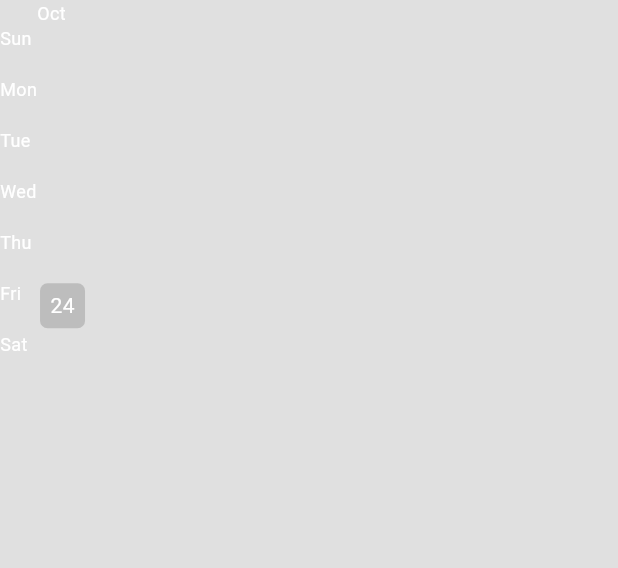
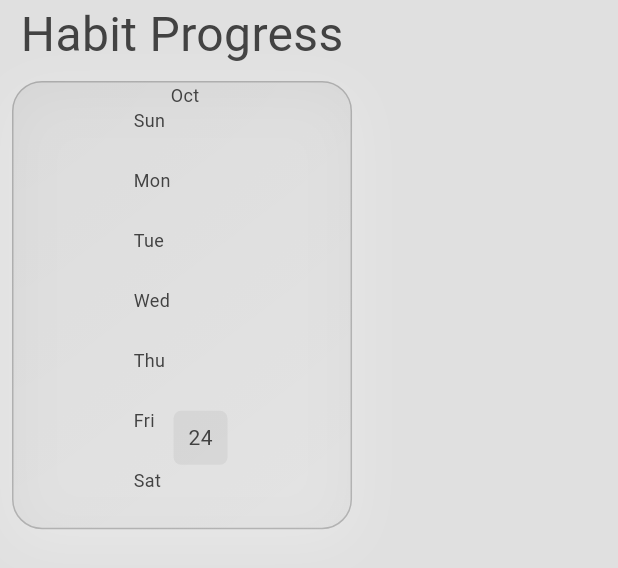
Before and after one commit to hadyaan/constell-app, a Flutter app: the MyHeatMap widget shown alone on an empty page, opened directly with empty values, on a phone screen of 412 x 824 dp. Shown: the top 568 px of the screen. Run offline on Flutter 3.47's test engine with Material 3 defaults, Android fonts, the phone set to English and light mode, and no system bars; drawn by our look-alikes of flutter_heatmap_calendar; our stand-ins replace flutter_slidable, google_fonts, isar, popover; accounts and stored records are empty; generated files the repository leaves out were written again; Roboto replaces fonts that are missing (Satisfy).

Commit message:
mengingkatkan tampilan heat map calendar

```diff
--- a/lib/habits/components/my_heat_map.dart
+++ b/lib/habits/components/my_heat_map.dart
@@ -1,36 +1,86 @@
 import 'package:flutter/material.dart';
 import 'package:flutter_heatmap_calendar/flutter_heatmap_calendar.dart';
+import 'package:google_fonts/google_fonts.dart';
 
 class MyHeatMap extends StatelessWidget {
   final Map<DateTime, int> datasets;
   final DateTime startDate;
 
-  const MyHeatMap({
-    super.key,
-    required this.startDate,
-    required this.datasets,
-  });
+  const MyHeatMap({super.key, required this.startDate, required this.datasets});
 
   @override
   Widget build(BuildContext context) {
-    return HeatMap(
+    final colorScheme = Theme.of(context).colorScheme;
+    final isDark = Theme.of(context).brightness == Brightness.dark;
+
+    return Column(
+      //crossAxisAlignment: CrossAxisAlignment.start,
+      children: [
+        Text(
+          "Habit Progress",
+          style: GoogleFonts.satisfy(
+            fontSize: 32,
+            color: Theme.of(context).colorScheme.inversePrimary,
+          ),
+        ),
+
+        Container(
+          margin: const EdgeInsets.all(8),
+          padding: const EdgeInsets.symmetric(horizontal: 80),
+          decoration: BoxDecoration(
+            borderRadius: BorderRadius.circular(20),
+            border: Border.all(
+              color: isDark
+                  ? Colors.white.withOpacity(0.20)
+                  : Colors.black.withOpacity(0.20),
+            ),
+            gradient: LinearGradient(
+              colors: isDark
+                  ? [
+                      Colors.white.withOpacity(0.05),
+                      Colors.white.withOpacity(0.02),
+                    ]
+                  : [
+                      Colors.black.withOpacity(0.05),
+                      Colors.black.withOpacity(0.02),
+                    ],
+              begin: Alignment.topLeft,
+              end: Alignment.bottomRight,
+            ),
+            boxShadow: [
+              BoxShadow(
+                color: isDark
+                    ? Colors.black.withOpacity(0.25)
+                    : Colors.white.withOpacity(0.25),
+                blurRadius: 30,
+                offset: const Offset(0, 8),
+              ),
+            ],
+          ),
+
+          child: HeatMap(
             startDate: startDate,
             endDate: DateTime.now(),
             datasets: datasets,
             colorMode: ColorMode.color,
-        defaultColor: Theme.of(context).colorScheme.secondary,
-        textColor: Colors.white,
+            defaultColor: colorScheme.secondary.withOpacity(0.3),
+            textColor: colorScheme.inversePrimary,
             showColorTip: false,
             showText: true,
             scrollable: true,
-        size: 30,
+            size: 36,
             colorsets: {
-          1: Colors.green.shade200,
-          2: Colors.green.shade300,
-          3: Colors.green.shade400,
-          4: Colors.green.shade500,
-          5: Colors.green.shade600,
-          6: Colors.green.shade700,
-        });
+              1: Colors.green.shade300,
+              2: Colors.green.shade400,
+              3: Colors.green.shade500,
+              4: Colors.green.shade600,
+              5: Colors.green.shade700,
+              6: Colors.green.shade800,
+              7: Colors.green.shade900,
+            },
+          ),
+        ),
+      ],
+    );
   }
 }
```
Lines whose indentation alone changed are shown as unchanged.
